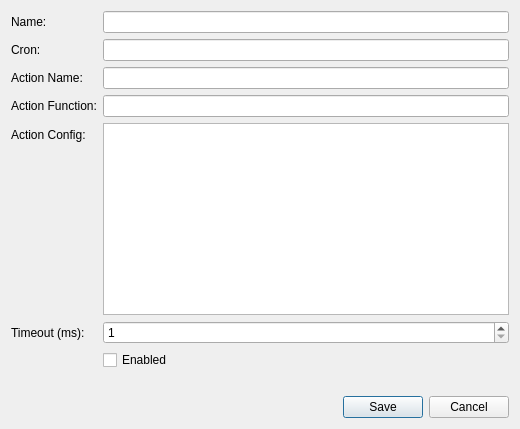
Above: command-center/src/ui/dialogs/task_editor_dialog.ui from jonfast565/runinator before the change. Below: the same form after it.
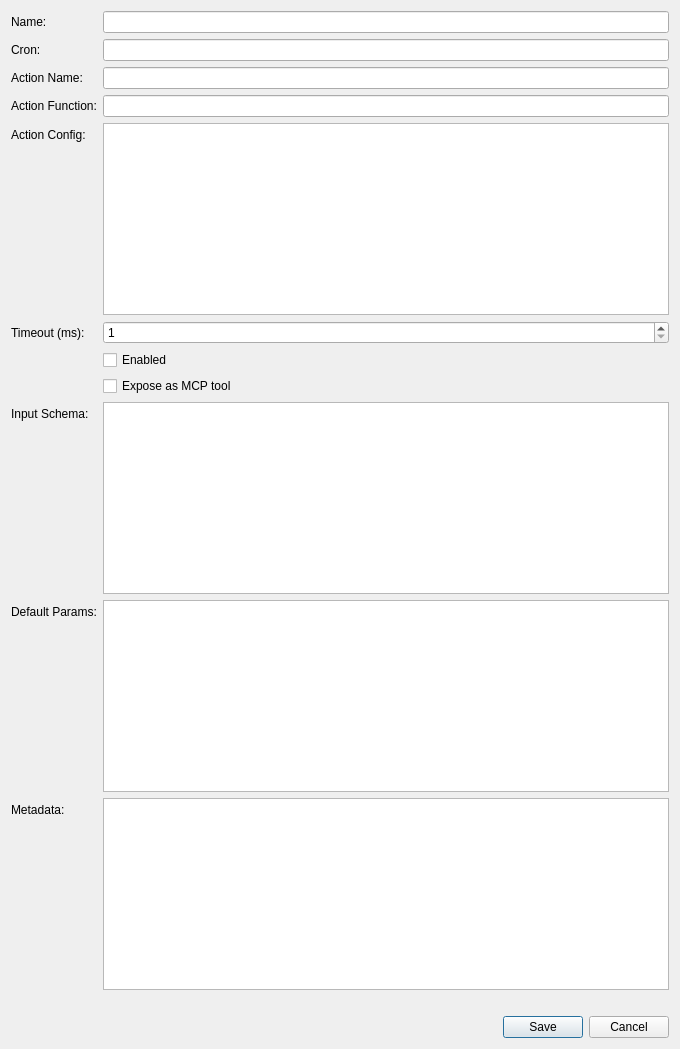
That is the form after the change.

What changed in the file:
```diff
--- a/command-center/src/ui/dialogs/task_editor_dialog.ui
+++ b/command-center/src/ui/dialogs/task_editor_dialog.ui
@@ -7,8 +7,8 @@
   </property>
   <property name="minimumSize">
    <size>
-    <width>520</width>
-    <height>420</height>
+    <width>680</width>
+    <height>620</height>
    </size>
   </property>
   <layout class="QVBoxLayout" name="verticalLayout">
@@ -89,6 +89,43 @@
       </widget>
      </item>
      <item row="7" column="1">
+      <widget class="QCheckBox" name="mcpEnabledCheck">
+       <property name="text">
+        <string>Expose as MCP tool</string>
+       </property>
+      </widget>
+     </item>
+     <item row="8" column="0">
+      <widget class="QLabel" name="inputSchemaLabel">
+       <property name="text">
+        <string>Input Schema:</string>
+       </property>
+      </widget>
+     </item>
+     <item row="8" column="1">
+      <widget class="QPlainTextEdit" name="inputSchemaEdit"/>
+     </item>
+     <item row="9" column="0">
+      <widget class="QLabel" name="defaultParamsLabel">
+       <property name="text">
+        <string>Default Params:</string>
+       </property>
+      </widget>
+     </item>
+     <item row="9" column="1">
+      <widget class="QPlainTextEdit" name="defaultParamsEdit"/>
+     </item>
+     <item row="10" column="0">
+      <widget class="QLabel" name="metadataLabel">
+       <property name="text">
+        <string>Metadata:</string>
+       </property>
+      </widget>
+     </item>
+     <item row="10" column="1">
+      <widget class="QPlainTextEdit" name="metadataEdit"/>
+     </item>
+     <item row="11" column="1">
       <widget class="QLabel" name="errorLabel">
        <property name="text">
         <string/>
```
